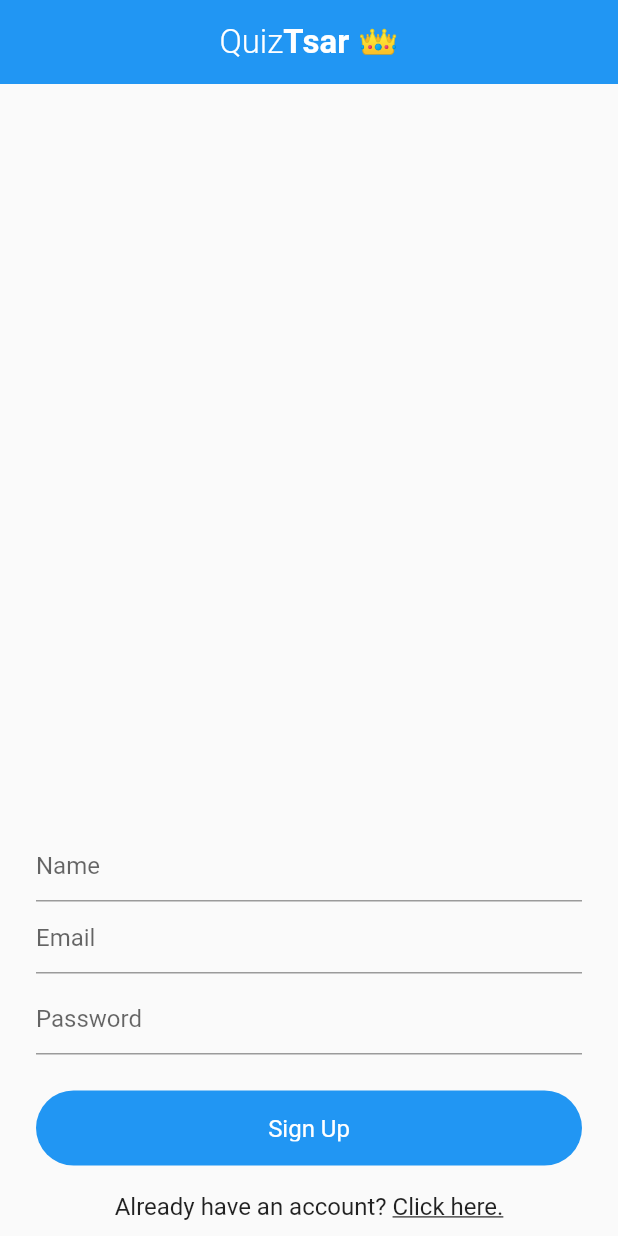
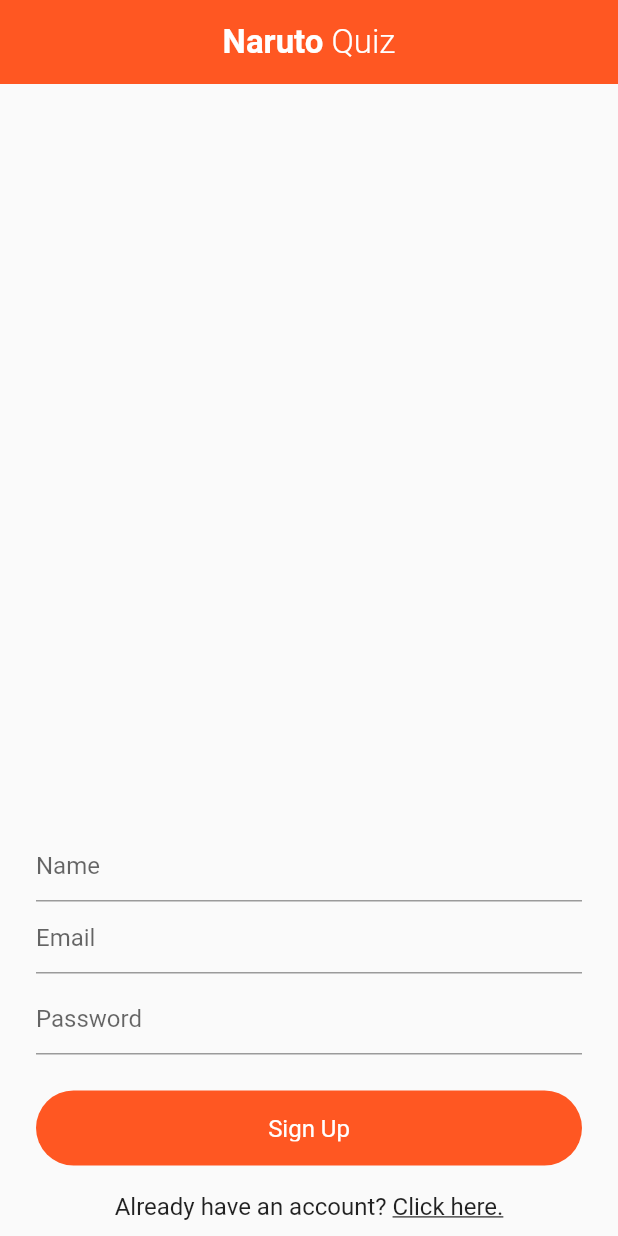
Before and after one commit to arthas168/naruto-trivia-quiz, a Flutter app: the screen it shows after launch, after a tap on "Click here.", on a phone screen of 412 x 824 dp. Run offline on Flutter 3.47's test engine with Material 2 defaults, Android fonts, the phone set to English and light mode, and no system bars; our stand-ins replace cloud_firestore, firebase_auth, firebase_core, random_string, shared_preferences; accounts and stored records are empty.

Commit message:
messing with colors and input borders

```diff
--- /dev/null
+++ b/lib/helper/constants.dart
@@ -0,0 +1,2 @@
+import 'package:flutter/material.dart';
+const MAIN_COLOR = Colors.deepOrange;
--- a/lib/services/database.dart
+++ b/lib/services/database.dart
@@ -1,4 +1,5 @@
 import 'package:cloud_firestore/cloud_firestore.dart';
+import 'package:firebase_auth/firebase_auth.dart';
 
 class DatabaseService {
   Future<void> addQuizData(Map quizData, String quizId) async {
@@ -23,7 +24,11 @@ class DatabaseService {
   }
 
   Future<Stream> getQuizData() async {
-    return await FirebaseFirestore.instance.collection("Quiz").snapshots();
+    return FirebaseFirestore.instance.collection("Quiz").snapshots();
+  }
+
+  getCurrentUser() {
+    return FirebaseAuth.instance.currentUser;
   }
 
   getSpecificQuizData(String quizId) async {
--- a/lib/views/signIn.dart
+++ b/lib/views/signIn.dart
@@ -1,8 +1,10 @@
 import "package:flutter/material.dart";
+import 'package:quizapp/helper/constants.dart';
 import 'package:quizapp/helper/functions.dart';
 import 'package:quizapp/services/auth.dart';
 import 'package:quizapp/views/signUp.dart';
 import 'package:quizapp/widgets/widgets.dart';
+
 import 'home.dart';
 
 class SignIn extends StatefulWidget {
@@ -11,7 +13,6 @@ class SignIn extends StatefulWidget {
 }
 
 class _SignInState extends State<SignIn> {
-
   final _formKey = GlobalKey<FormState>();
   String email, password;
   AuthService authService = new AuthService();
@@ -19,57 +20,60 @@ class _SignInState extends State<SignIn> {
   bool _isLoading = false;
 
   // TODO: Make this generic and export to 'utils' folder
-  createAlertDialog(BuildContext context){
-    return showDialog(context: context, builder: (context){
+  createAlertDialog(BuildContext context) {
+    return showDialog(
+        context: context,
+        builder: (context) {
           return AlertDialog(
-        title: Icon(
-            IconData(59137, fontFamily: 'MaterialIcons'),
+            title: Icon(IconData(59137, fontFamily: 'MaterialIcons'),
                 color: Colors.red),
-        content: Text("There is no user registered with the email address \"" + email + "\"."),
+            content: Text(
+                "There is no user registered with the email address \"" +
+                    email +
+                    "\"."),
             actions: [
               MaterialButton(
                   child: Text("CLOSE"),
-              onPressed: (){
+                  onPressed: () {
                     Navigator.of(context, rootNavigator: true).pop('dialog');
-              }
-          )
+                  })
             ],
           );
         });
   }
+
   // TODO: this is horrible ...
-  createWrongPassDialog(BuildContext context){
-    return showDialog(context: context, builder: (context){
+  createWrongPassDialog(BuildContext context) {
+    return showDialog(
+        context: context,
+        builder: (context) {
           return AlertDialog(
-        title: Icon(
-            IconData(59137, fontFamily: 'MaterialIcons'),
+            title: Icon(IconData(59137, fontFamily: 'MaterialIcons'),
                 color: Colors.red),
             content: Text("Oops! Wrong password."),
             actions: [
               MaterialButton(
                   child: Text("CLOSE"),
-              onPressed: (){
+                  onPressed: () {
                     Navigator.of(context, rootNavigator: true).pop('dialog');
-              }
-          )
+                  })
             ],
           );
         });
   }
 
-
   signIn() async {
-
-    if (_formKey.currentState.validate()){
-
+    if (_formKey.currentState.validate()) {
       setState(() {
         _isLoading = true;
       });
 
-      await authService.signInWithEmalAndPassword(email, password).then((value){
-
+      await authService
+          .signInWithEmalAndPassword(email, password)
+          .then((value) {
         int lastSquareBracketIndex = value.toString().substring(1).indexOf("]");
-        if(value.toString().substring(0, lastSquareBracketIndex + 2) == "[firebase_auth/user-not-found]"){
+        if (value.toString().substring(0, lastSquareBracketIndex + 2) ==
+            "[firebase_auth/user-not-found]") {
           createAlertDialog(context);
           setState(() {
             _isLoading = false;
@@ -77,7 +81,8 @@ class _SignInState extends State<SignIn> {
           return;
         }
 
-        if(value.toString().substring(0, lastSquareBracketIndex + 2) == "[firebase_auth/wrong-password]"){
+        if (value.toString().substring(0, lastSquareBracketIndex + 2) ==
+            "[firebase_auth/wrong-password]") {
           createWrongPassDialog(context);
           setState(() {
             _isLoading = false;
@@ -85,16 +90,15 @@ class _SignInState extends State<SignIn> {
           return;
         }
 
-        if(value != null){
+        if (value != null) {
           setState(() {
             _isLoading = false;
           });
 
           HelperFunctions.saveLoggedUserDetails(isLoggedIn: true);
 
-          Navigator.pushReplacement(context, MaterialPageRoute(
-              builder: (context) => Home()
-          ));
+          Navigator.pushReplacement(
+              context, MaterialPageRoute(builder: (context) => Home()));
         }
       });
     } else {
@@ -108,97 +112,92 @@ class _SignInState extends State<SignIn> {
       appBar: AppBar(
           title: appBar(context),
           centerTitle: true,
-        backgroundColor: Colors.blue,
+          backgroundColor: MAIN_COLOR,
           elevation: 0,
-        brightness: Brightness.light
-      ),
-      body: _isLoading ? Container(
+          brightness: Brightness.light),
+      body: _isLoading
+          ? Container(
               child: Center(
               child: CircularProgressIndicator(),
-        )
-      )
+            ))
           : Form(
               key: _formKey,
               child: Container(
                 margin: EdgeInsets.symmetric(horizontal: 24),
                 child: Column(
-            children:[
+                  children: [
                     Spacer(),
                     TextFormField(
-                validator: (value){
-
-                  if(value.length == 0){
+                      validator: (value) {
+                        if (value.length == 0) {
                           return "Please enter email address.";
                         }
 
                         // TODO: extract this in utils folder
-                  bool isValidEmail = RegExp(r"^[a-zA-Z0-9.a-zA-Z0-9.!#$%&'*+-/=?^_`{|}~]+@[a-zA-Z0-9]+\.[a-zA-Z]+").hasMatch(email);
+                        bool isValidEmail = RegExp(
+                                r"^[a-zA-Z0-9.a-zA-Z0-9.!#$%&'*+-/=?^_`{|}~]+@[a-zA-Z0-9]+\.[a-zA-Z]+")
+                            .hasMatch(email);
 
-                  if(!isValidEmail){
+                        if (!isValidEmail) {
                           return "Please enter a valid email address.";
                         }
                         return null;
-
                       },
                       decoration: InputDecoration(
-                  hintText: "Email"
+                        hintText: "Email",
+                        focusedBorder: OutlineInputBorder(
+                          borderSide: const BorderSide(
+                              color: Colors.orangeAccent, width: 2.0),
                         ),
-                onChanged:(val){
+                      ),
+                      onChanged: (val) {
                         email = val;
                       },
                     ),
-              SizedBox(
-                height: 6
-              ),
+                    SizedBox(height: 6),
                     TextFormField(
                       obscureText: true,
-
-                validator: (value){
-
-                  if(value.length == 0){
+                      validator: (value) {
+                        if (value.length == 0) {
                           return "Please enter password.";
                         }
 
-                  if(value.length < 6){
+                        if (value.length < 6) {
                           return "Password must be at least 6 characters long.";
                         }
 
                         return null;
                       },
                       decoration: InputDecoration(
-                    hintText: "Password"
+                        hintText: "Password",
+                        focusedBorder: OutlineInputBorder(
+                          borderSide: const BorderSide(
+                              color: Colors.orangeAccent, width: 2.0),
                         ),
-                onChanged:(val){
+                      ),
+                      onChanged: (val) {
                         password = val;
                       },
                     ),
-              SizedBox(
-                  height: 24
-              ),
+                    SizedBox(height: 24),
                     GestureDetector(
-                onTap: (){
+                      onTap: () {
                         print("Tapping...");
                         signIn();
                       },
                       child: Container(
                           padding: EdgeInsets.symmetric(vertical: 16),
                           decoration: BoxDecoration(
-                    color: Colors.blue,
-                    borderRadius: BorderRadius.circular(30)
-                  ),
+                              color: MAIN_COLOR,
+                              borderRadius: BorderRadius.circular(30)),
                           height: 50,
                           width: MediaQuery.of(context).size.width - 48,
                           alignment: Alignment.center,
                           child: Text("Sign In",
                               style: TextStyle(
-                    color:Colors.white,
-                    fontSize: 16
-                  ))
+                                  color: Colors.white, fontSize: 16))),
                     ),
-              ),
-              SizedBox(
-                  height: 18
-              ),
+                    SizedBox(height: 18),
                     Row(
                       mainAxisAlignment: MainAxisAlignment.center,
                       children: [
@@ -207,22 +206,22 @@ class _SignInState extends State<SignIn> {
                               fontSize: 16,
                             )),
                         GestureDetector(
-                    onTap: (){
-                      Navigator.pushReplacement(context, MaterialPageRoute(
-                          builder: (context) => SignUp()
-                      ));
+                          onTap: () {
+                            Navigator.pushReplacement(
+                                context,
+                                MaterialPageRoute(
+                                    builder: (context) => SignUp()));
                           },
-                    child: Text("Click here.", style: TextStyle(
+                          child: Text("Click here.",
+                              style: TextStyle(
                                   fontSize: 16,
-                      decoration: TextDecoration.underline
-                    )),
+                                  decoration: TextDecoration.underline)),
                         )
                       ],
                     ),
-              SizedBox(
-                  height: 10
+                    SizedBox(height: 10),
+                  ],
                 ),
-          ],),
               ),
             ),
     );
--- a/lib/views/signUp.dart
+++ b/lib/views/signUp.dart
@@ -1,5 +1,6 @@
 import 'package:flutter/cupertino.dart';
 import "package:flutter/material.dart";
+import 'package:quizapp/helper/constants.dart';
 import 'package:quizapp/helper/functions.dart';
 import 'package:quizapp/services/auth.dart';
 import 'package:quizapp/views/signIn.dart';
@@ -83,7 +84,7 @@ class _SignUpState extends State<SignUp> {
       appBar: AppBar(
           title: appBar(context),
           centerTitle: true,
-          backgroundColor: Colors.blue,
+          backgroundColor: MAIN_COLOR,
           elevation: 0,
           brightness: Brightness.light
       ),
@@ -181,7 +182,7 @@ class _SignUpState extends State<SignUp> {
                 child: Container(
                     padding: EdgeInsets.symmetric(vertical: 16),
                     decoration: BoxDecoration(
-                        color: Colors.blue,
+                        color: MAIN_COLOR,
                         borderRadius: BorderRadius.circular(30)
                     ),
                     height: 50,
--- a/lib/widgets/widgets.dart
+++ b/lib/widgets/widgets.dart
@@ -7,8 +7,8 @@ Widget appBar(BuildContext context){
         fontSize: 22,
       ),
       children: <TextSpan>[
-        TextSpan(text: 'Quiz', style: TextStyle(fontWeight: FontWeight.w300, color: Colors.white)),
-        TextSpan(text: 'Tsar 👑', style: TextStyle(fontWeight: FontWeight.bold, color: Colors.white)),
+        TextSpan(text: 'Naruto', style: TextStyle(fontWeight: FontWeight.bold, color: Colors.white)),
+        TextSpan(text: ' Quiz', style: TextStyle(fontWeight: FontWeight.w300, color: Colors.white)),
       ],
     ),
   );
```
Also changed, not shown: lib/views/createQuiz.dart (+3 -21 lines), lib/views/home.dart (+3 -12 lines), 1 other file. Lines whose indentation alone changed are shown as unchanged.
